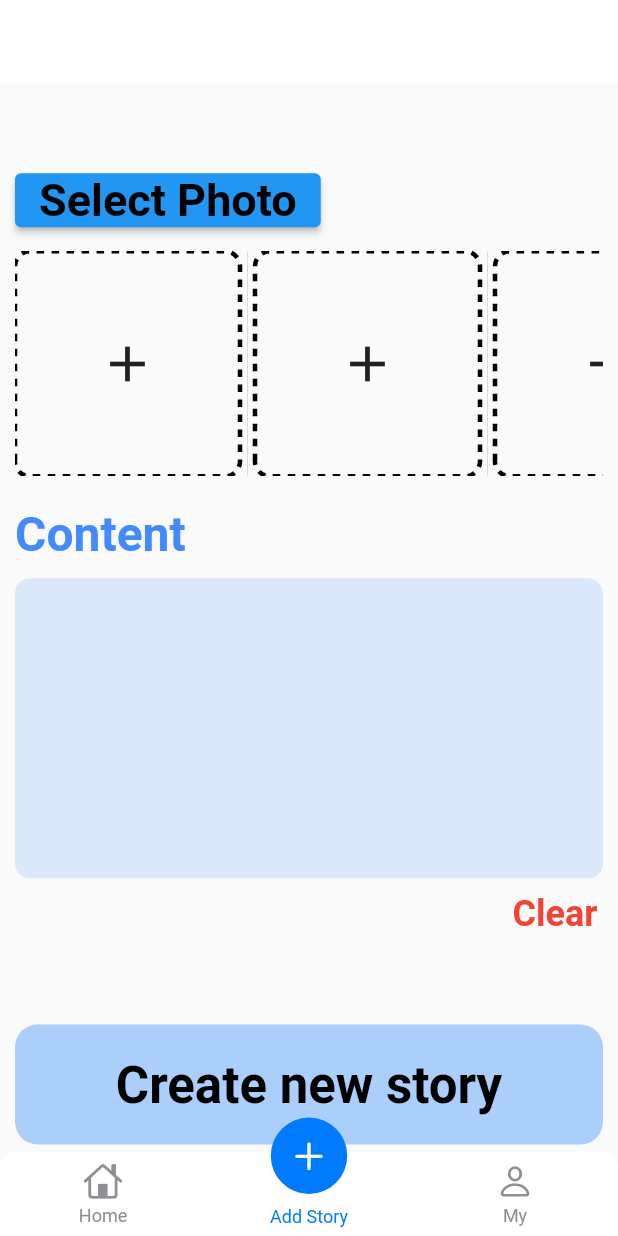
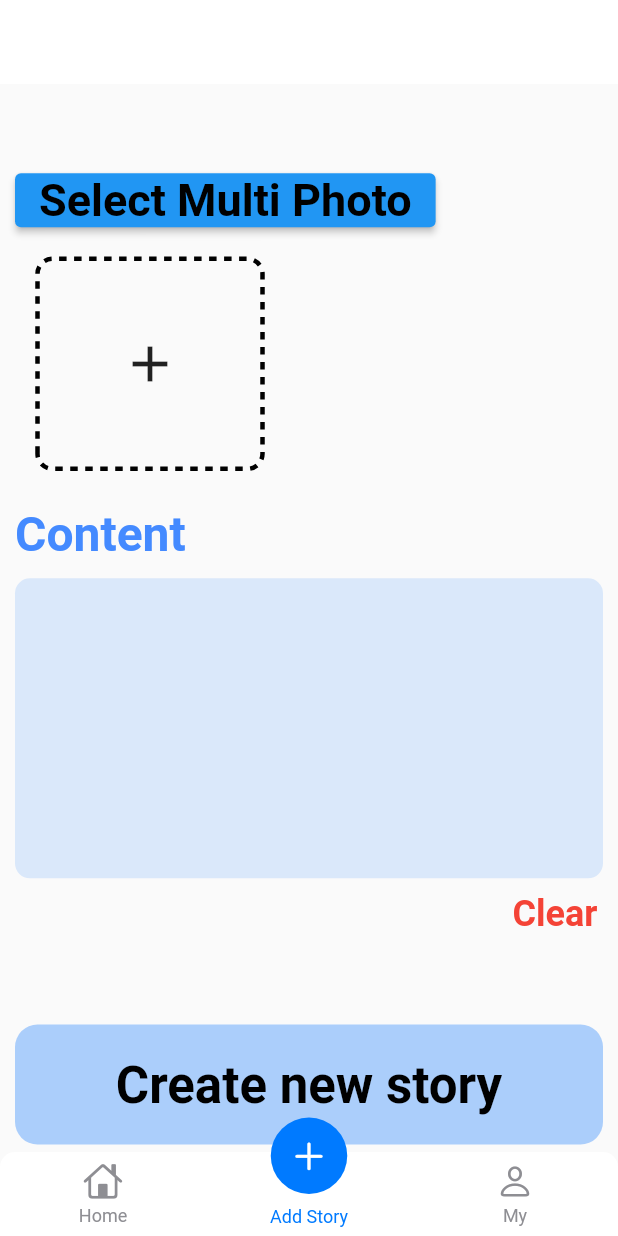
Before and after one commit to whatsthelunchmenu/Ae-stagram-app, a Flutter app: the screen it shows once a user with an empty profile is signed in, item 2 of the bottom bar chosen, after a tap on the "add" icon, on a phone screen of 412 x 824 dp. Run offline on Flutter 3.47's test engine with Material 2 defaults, Android fonts, the phone set to English and light mode, and no system bars; drawn by our look-alikes of persistent_bottom_nav_bar; our stand-ins replace carousel_slider, dio, dotted_decoration, firebase_auth, firebase_core, flutter_signin_button and 6 more; accounts and stored records are empty; network calls fail.

Commit message:
- base url 변경 - Upload image UI 변경

```diff
--- a/lib/app/controller/auth/auth_controller.dart
+++ b/lib/app/controller/auth/auth_controller.dart
@@ -46,7 +46,7 @@ class AuthController extends GetxController {
     }
   }
 
-  void signOut() async {
+  Future googleSignOut() async {
     try {
       _auth.signOut();
     } catch (error) {
--- a/lib/app/controller/new_story/new_story_controller.dart
+++ b/lib/app/controller/new_story/new_story_controller.dart
@@ -8,7 +8,6 @@ class NewStoryController extends GetxController {
   static NewStoryController get to => Get.find();
   late ImagePicker _picker;
   late TextEditingController textEditingController;
-  RxInt _fixedPage = 5.obs;
   RxList<File> _pickedImages = <File>[].obs;
 
   @override
@@ -25,7 +24,6 @@ class NewStoryController extends GetxController {
   }
 
   List<File> get pickedImages => _pickedImages;
-  int get fixedPage => _fixedPage.value;
 
   Future pickMultipleImages() async {
     _pickedImages.clear();
--- a/lib/app/data/provider/base_client.dart
+++ b/lib/app/data/provider/base_client.dart
@@ -1,7 +1,13 @@
 import 'package:ae_stagram_app/app/controller/auth/auth_controller.dart';
 import 'package:ae_stagram_app/app/controller/logger/logger_controller.dart';
+import 'package:dio/dio.dart';
 
 class BaseClient {
+  static BaseOptions baseOptions = BaseOptions(
+    baseUrl:
+        "http://ec2-13-125-180-18.ap-northeast-2.compute.amazonaws.com:8080",
+  );
+
   static Future<String> getToken() async {
     final user = AuthController.to.user;
     if (user != null) {
--- a/lib/app/data/repository/auth_repository.dart
+++ b/lib/app/data/repository/auth_repository.dart
@@ -6,19 +6,16 @@ class AuthReposiory {
   late Dio _dio;
 
   AuthReposiory() {
-    _dio = Dio(
-      BaseOptions(
-        baseUrl: "http://34.64.148.156:8080",
-      ),
-    );
+    _dio = Dio(BaseClient.baseOptions);
   }
 
   Future login() async {
-    Map<String, dynamic> header = await BaseClient.getHeader();
+    await BaseClient.getHeader().then(
+      (value) async {
         final response = await _dio.post(
           '/users/login',
           options: Options(
-        headers: header,
+            headers: value,
             validateStatus: (status) {
               return status! < 500;
             },
@@ -29,5 +26,7 @@ class AuthReposiory {
         } else {
           LoggerController.to.logger.e("[Login] Login fail : $response");
         }
+      },
+    );
   }
 }
--- a/lib/app/data/repository/home/home_repository.dart
+++ b/lib/app/data/repository/home/home_repository.dart
@@ -8,20 +8,17 @@ class HomeRepository {
   late Dio _dio;
 
   HomeRepository() {
-    _dio = Dio(
-      BaseOptions(
-        baseUrl: "http://34.64.148.156:8080",
-      ),
-    );
+    _dio = Dio(BaseClient.baseOptions);
   }
 
   Future<bool> createStory(String content, List<String> images) async {
-    Map<String, dynamic> header = await BaseClient.getHeader();
+    await BaseClient.getHeader().then(
+      (value) async {
         try {
           Response response = await _dio.post(
             '/feeds',
             options: Options(
-          headers: header,
+              headers: value,
             ),
             data: {
               "id": null,
@@ -43,16 +40,19 @@ class HomeRepository {
           LoggerController.to.logger
               .e("[CreateStory] request error : ${e.toString()}");
         }
+      },
+    );
     return false;
   }
 
   Future getStory(String nextToken) async {
-    Map<String, dynamic> header = await BaseClient.getHeader();
+    await BaseClient.getHeader().then(
+      (value) async {
         try {
           Response response = await _dio.get(
             '/feeds',
             options: Options(
-          headers: header,
+              headers: value,
             ),
             queryParameters: {
               "nextToken": nextToken,
@@ -72,6 +72,8 @@ class HomeRepository {
           LoggerController.to.logger
               .e("[GetStory] request error : ${e.toString()}");
         }
+      },
+    );
     return ResponseModel();
   }
 }
--- a/lib/app/ui/android/home/components/drawer.dart
+++ b/lib/app/ui/android/home/components/drawer.dart
@@ -24,8 +24,8 @@ class HomeDrawer extends StatelessWidget {
             ),
           ),
           TextButton(
-            onPressed: () {
-              print(AuthController.to.user?.uid);
+            onPressed: () async {
+              await AuthController.to.googleSignOut();
             },
             child: Text('LogOut'),
           ),
--- a/lib/app/ui/android/home/components/story_card_empty.dart
+++ b/lib/app/ui/android/home/components/story_card_empty.dart
@@ -9,7 +9,7 @@ class StoryCardEmpty extends StatelessWidget {
   Widget build(BuildContext context) {
     return Container(
       margin: const EdgeInsets.only(
-        bottom: 10,
+        bottom: 20,
         right: 10,
         left: 10,
       ),
--- a/lib/app/ui/android/navigation/navigation.dart
+++ b/lib/app/ui/android/navigation/navigation.dart
@@ -10,29 +10,7 @@ import 'package:persistent_bottom_nav_bar/persistent-tab-view.dart';
 class NavigationPage extends GetView<RootController> {
   @override
   Widget build(BuildContext context) {
-    return Obx(
-      () => Scaffold(
-        // body: switchBody(RouteName.values[controller.currentIndex.value]),
-        // bottomNavigationBar: BottomNavigationBar(
-        //   type: BottomNavigationBarType.shifting,
-        //   currentIndex: controller.currentIndex.value,
-        //   showSelectedLabels: true,
-        //   selectedItemColor: Colors.black,
-        //   unselectedItemColor: Colors.grey,
-        //   onTap: controller.chnagePageIndex,
-        //   items: [
-        //     BottomNavigationBarItem(
-        //       icon: Icon(Icons.home),
-        //       activeIcon: Icon(Icons.home_filled),
-        //       label: "Home",
-        //     ),
-        //     BottomNavigationBarItem(
-        //       icon: Icon(Icons.person),
-        //       activeIcon: Icon(Icons.people_alt),
-        //       label: "My Page",
-        //     ),
-        //   ],
-        // ),
+    return Scaffold(
       body: PersistentTabView(
         context,
         controller: controller.tabController,
@@ -61,9 +39,8 @@ class NavigationPage extends GetView<RootController> {
           curve: Curves.easeOutExpo,
           duration: Duration(milliseconds: 900),
         ),
-          navBarStyle: NavBarStyle
-              .style15, // Choose the nav bar style with this property.
-        ),
+        navBarStyle:
+            NavBarStyle.style15, // Choose the nav bar style with this property.
       ),
     );
   }
--- a/lib/app/ui/android/new_story/components/upload_image_picker.dart
+++ b/lib/app/ui/android/new_story/components/upload_image_picker.dart
@@ -13,15 +13,22 @@ class UploadImagePicker extends GetWidget<NewStoryController> {
         ElevatedButton(
           onPressed: controller.pickMultipleImages,
           child: Text(
-            "Select Photo",
+            "Select Multi Photo",
             style: appBarTitleTextStyle,
           ),
         ),
         SizedBox(height: 10),
-        Obx(
-          () => Container(
+        Container(
+          padding: const EdgeInsets.all(5),
+          width: double.infinity,
           height: 150,
-            child: ListView.separated(
+          child: Obx(
+            () => SingleChildScrollView(
+              scrollDirection: Axis.horizontal,
+              child: Row(
+                children: [
+                  ListView.separated(
+                    shrinkWrap: true,
                     scrollDirection: Axis.horizontal,
                     separatorBuilder: (context, index) {
                       return VerticalDivider(
@@ -57,7 +64,33 @@ class UploadImagePicker extends GetWidget<NewStoryController> {
                         ),
                       );
                     },
-              itemCount: controller.fixedPage,
+                    itemCount: controller.pickedImages.length,
+                  ),
+                  const SizedBox(width: 10),
+                  controller.pickedImages.length < 5
+                      ? SizedBox(
+                          child: Container(
+                            height: 150,
+                            width: 150,
+                            decoration: DottedDecoration(
+                              borderRadius: BorderRadius.circular(10),
+                              color: Colors.black,
+                              shape: Shape.box,
+                              linePosition: LinePosition.top,
+                              strokeWidth: 3,
+                            ),
+                            child: IconButton(
+                              icon: Icon(
+                                Icons.add,
+                                size: 40,
+                              ),
+                              onPressed: controller.pickSingleImage,
+                            ),
+                          ),
+                        )
+                      : Container()
+                ],
+              ),
             ),
           ),
         ),
--- a/lib/app/ui/android/new_story/new_story.dart
+++ b/lib/app/ui/android/new_story/new_story.dart
@@ -32,7 +32,8 @@ class NewStory extends StatelessWidget {
             SizedBox(height: 20),
             ContentWriteBoard(),
             SizedBox(height: Get.size.height * 0.06),
-            Container(
+            InkWell(
+              child: Container(
                 margin: const EdgeInsets.only(bottom: 15),
                 height: 80,
                 width: double.infinity,
@@ -51,6 +52,10 @@ class NewStory extends StatelessWidget {
                   ),
                 ),
               ),
+              onTap: () {
+                print(NewStoryController.to.pickedImages);
+              },
+            ),
           ],
         ),
       ),
```
Lines whose indentation alone changed are shown as unchanged.
